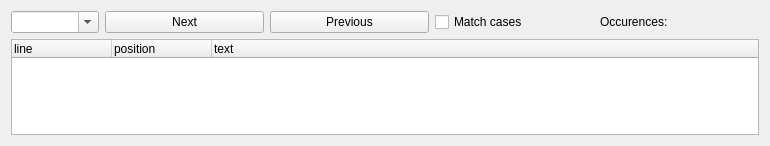
Above: ui/finddialog.ui from baziorek/STC_editor before the change. Below: the same form after it.
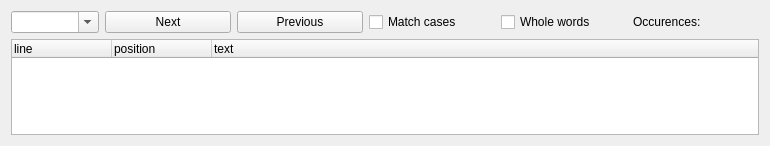
That is the form after the change.

Commit message: Added possibility of matching only entire word in searching

What changed in the file:
```diff
--- a/ui/finddialog.ui
+++ b/ui/finddialog.ui
@@ -72,6 +72,13 @@
        </property>
       </widget>
      </item>
+     <item>
+      <widget class="QCheckBox" name="wholeWordsCheckBox">
+       <property name="text">
+        <string>Whole words</string>
+       </property>
+      </widget>
+     </item>
      <item>
       <widget class="QLabel" name="occurencesLabel">
        <property name="toolTip">
```
Left out of the diff: 18 changed lines with no effect on the pictures. The commit also changes 3 other files.
